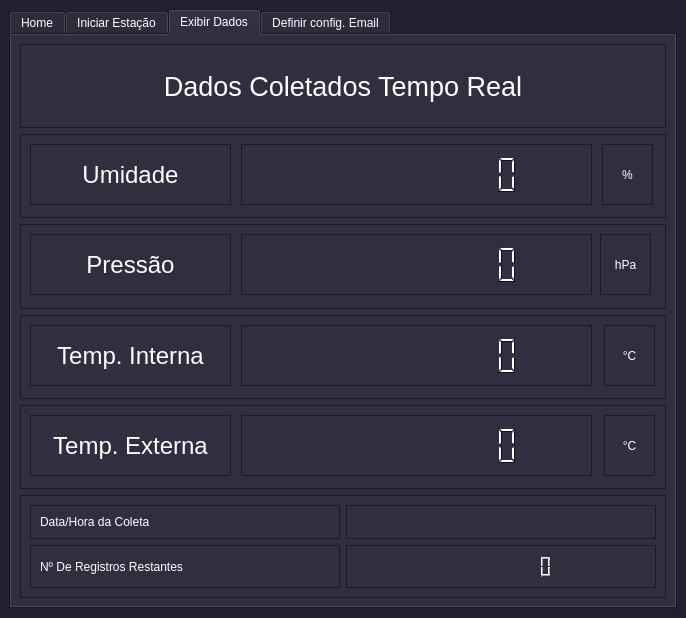
First picture: the form in interface.ui, repository Fat83dotcom/Interface_Estacao, before the edit.
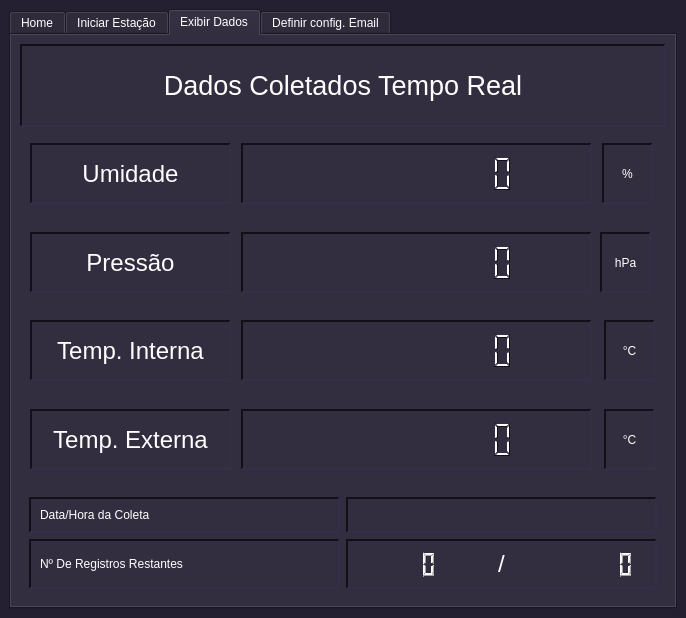
Second picture: the form after the edit. The open tabs and pages were chosen to show the change. Icons and pictures are not drawn.

Commit message: Implementação de uma razão entre o contador e a referencia

Diff of the .ui file:
```diff
--- a/interface.ui
+++ b/interface.ui
@@ -456,9 +456,12 @@
    <string>Estação Metereologica Fat83DotCom</string>
   </property>
   <widget class="QWidget" name="centralwidget">
-   <layout class="QFormLayout" name="formLayout_2">
-    <item row="0" column="0" colspan="2">
+   <layout class="QHBoxLayout" name="horizontalLayout_3">
+    <item>
      <widget class="QTabWidget" name="tabWidget">
+      <property name="tabShape">
+       <enum>QTabWidget::Rounded</enum>
+      </property>
       <property name="currentIndex">
        <number>0</number>
       </property>
@@ -715,10 +718,13 @@
         <item>
          <widget class="QFrame" name="frame_3">
           <property name="frameShape">
-           <enum>QFrame::StyledPanel</enum>
+           <enum>QFrame::Panel</enum>
           </property>
           <property name="frameShadow">
-           <enum>QFrame::Raised</enum>
+           <enum>QFrame::Sunken</enum>
+          </property>
+          <property name="lineWidth">
+           <number>2</number>
           </property>
           <layout class="QVBoxLayout" name="verticalLayout_10">
            <item>
@@ -742,7 +748,7 @@
         <item>
          <widget class="QFrame" name="frame_9">
           <property name="frameShape">
-           <enum>QFrame::StyledPanel</enum>
+           <enum>QFrame::NoFrame</enum>
           </property>
           <property name="frameShadow">
            <enum>QFrame::Raised</enum>
@@ -757,10 +763,13 @@
             </rect>
            </property>
            <property name="frameShape">
-            <enum>QFrame::StyledPanel</enum>
+            <enum>QFrame::Panel</enum>
            </property>
            <property name="frameShadow">
-            <enum>QFrame::Raised</enum>
+            <enum>QFrame::Sunken</enum>
+           </property>
+           <property name="lineWidth">
+            <number>2</number>
            </property>
            <layout class="QVBoxLayout" name="verticalLayout_9">
             <item>
@@ -790,10 +799,13 @@
             </rect>
            </property>
            <property name="frameShape">
-            <enum>QFrame::StyledPanel</enum>
+            <enum>QFrame::Panel</enum>
            </property>
            <property name="frameShadow">
-            <enum>QFrame::Raised</enum>
+            <enum>QFrame::Sunken</enum>
+           </property>
+           <property name="lineWidth">
+            <number>2</number>
            </property>
            <layout class="QVBoxLayout" name="verticalLayout_16">
             <item>
@@ -824,10 +836,13 @@
             </rect>
            </property>
            <property name="frameShape">
-            <enum>QFrame::StyledPanel</enum>
+            <enum>QFrame::Panel</enum>
            </property>
            <property name="frameShadow">
-            <enum>QFrame::Raised</enum>
+            <enum>QFrame::Sunken</enum>
+           </property>
+           <property name="lineWidth">
+            <number>2</number>
            </property>
            <layout class="QVBoxLayout" name="verticalLayout_21">
             <item>
@@ -847,7 +862,7 @@
         <item>
          <widget class="QFrame" name="frame_10">
           <property name="frameShape">
-           <enum>QFrame::StyledPanel</enum>
+           <enum>QFrame::NoFrame</enum>
           </property>
           <property name="frameShadow">
            <enum>QFrame::Raised</enum>
@@ -862,10 +877,13 @@
             </rect>
            </property>
            <property name="frameShape">
-            <enum>QFrame::StyledPanel</enum>
+            <enum>QFrame::Panel</enum>
            </property>
            <property name="frameShadow">
-            <enum>QFrame::Raised</enum>
+            <enum>QFrame::Sunken</enum>
+           </property>
+           <property name="lineWidth">
+            <number>2</number>
            </property>
            <layout class="QVBoxLayout" name="verticalLayout_22">
             <item>
@@ -890,10 +908,13 @@
             </rect>
            </property>
            <property name="frameShape">
-            <enum>QFrame::StyledPanel</enum>
+            <enum>QFrame::Panel</enum>
            </property>
            <property name="frameShadow">
-            <enum>QFrame::Raised</enum>
+            <enum>QFrame::Sunken</enum>
+           </property>
+           <property name="lineWidth">
+            <number>2</number>
            </property>
            <layout class="QVBoxLayout" name="verticalLayout_17">
             <item>
@@ -918,10 +939,13 @@
             </rect>
            </property>
            <property name="frameShape">
-            <enum>QFrame::StyledPanel</enum>
+            <enum>QFrame::Panel</enum>
            </property>
            <property name="frameShadow">
-            <enum>QFrame::Raised</enum>
+            <enum>QFrame::Sunken</enum>
+           </property>
+           <property name="lineWidth">
+            <number>2</number>
            </property>
            <layout class="QHBoxLayout" name="horizontalLayout_5">
             <item>
@@ -946,7 +970,7 @@
         <item>
          <widget class="QFrame" name="frame_11">
           <property name="frameShape">
-           <enum>QFrame::StyledPanel</enum>
+           <enum>QFrame::NoFrame</enum>
           </property>
           <property name="frameShadow">
            <enum>QFrame::Raised</enum>
@@ -961,10 +985,13 @@
             </rect>
            </property>
            <property name="frameShape">
-            <enum>QFrame::StyledPanel</enum>
+            <enum>QFrame::Panel</enum>
            </property>
            <property name="frameShadow">
-            <enum>QFrame::Raised</enum>
+            <enum>QFrame::Sunken</enum>
+           </property>
+           <property name="lineWidth">
+            <number>2</number>
            </property>
            <layout class="QVBoxLayout" name="verticalLayout_23">
             <item>
@@ -989,10 +1016,13 @@
             </rect>
            </property>
            <property name="frameShape">
-            <enum>QFrame::StyledPanel</enum>
+            <enum>QFrame::Panel</enum>
            </property>
            <property name="frameShadow">
-            <enum>QFrame::Raised</enum>
+            <enum>QFrame::Sunken</enum>
+           </property>
+           <property name="lineWidth">
+            <number>2</number>
            </property>
            <layout class="QVBoxLayout" name="verticalLayout_18">
             <item>
@@ -1017,10 +1047,16 @@
             </rect>
            </property>
            <property name="frameShape">
-            <enum>QFrame::StyledPanel</enum>
+            <enum>QFrame::Panel</enum>
            </property>
            <property name="frameShadow">
-            <enum>QFrame::Raised</enum>
+            <enum>QFrame::Sunken</enum>
+           </property>
+           <property name="lineWidth">
+            <number>2</number>
+           </property>
+           <property name="midLineWidth">
+            <number>0</number>
            </property>
            <layout class="QVBoxLayout" name="verticalLayout_14">
             <item>
@@ -1045,7 +1081,7 @@
         <item>
          <widget class="QFrame" name="frame_12">
           <property name="frameShape">
-           <enum>QFrame::StyledPanel</enum>
+           <enum>QFrame::NoFrame</enum>
           </property>
           <property name="frameShadow">
            <enum>QFrame::Raised</enum>
@@ -1060,10 +1096,13 @@
             </rect>
            </property>
            <property name="frameShape">
-            <enum>QFrame::StyledPanel</enum>
+            <enum>QFrame::Panel</enum>
            </property>
            <property name="frameShadow">
-            <enum>QFrame::Raised</enum>
+            <enum>QFrame::Sunken</enum>
+           </property>
+           <property name="lineWidth">
+            <number>2</number>
            </property>
            <layout class="QVBoxLayout" name="verticalLayout_13">
             <item>
@@ -1093,10 +1132,13 @@
             </rect>
            </property>
            <property name="frameShape">
-            <enum>QFrame::StyledPanel</enum>
+            <enum>QFrame::Panel</enum>
            </property>
            <property name="frameShadow">
-            <enum>QFrame::Raised</enum>
+            <enum>QFrame::Sunken</enum>
+           </property>
+           <property name="lineWidth">
+            <number>2</number>
            </property>
            <layout class="QVBoxLayout" name="verticalLayout_19">
             <item>
@@ -1121,10 +1163,13 @@
             </rect>
            </property>
            <property name="frameShape">
-            <enum>QFrame::StyledPanel</enum>
+            <enum>QFrame::Panel</enum>
            </property>
            <property name="frameShadow">
-            <enum>QFrame::Raised</enum>
+            <enum>QFrame::Sunken</enum>
+           </property>
+           <property name="lineWidth">
+            <number>2</number>
            </property>
            <layout class="QVBoxLayout" name="verticalLayout_24">
             <item>
@@ -1144,7 +1189,7 @@
         <item>
          <widget class="QFrame" name="frame_13">
           <property name="frameShape">
-           <enum>QFrame::StyledPanel</enum>
+           <enum>QFrame::NoFrame</enum>
           </property>
           <property name="frameShadow">
            <enum>QFrame::Raised</enum>
@@ -1153,10 +1198,13 @@
            <item row="1" column="0">
             <widget class="QFrame" name="frame_30">
              <property name="frameShape">
-              <enum>QFrame::StyledPanel</enum>
+              <enum>QFrame::Panel</enum>
              </property>
              <property name="frameShadow">
-              <enum>QFrame::Raised</enum>
+              <enum>QFrame::Sunken</enum>
+             </property>
+             <property name="lineWidth">
+              <number>2</number>
              </property>
              <layout class="QVBoxLayout" name="verticalLayout_28">
               <item>
@@ -1172,10 +1220,13 @@
            <item row="2" column="0">
             <widget class="QFrame" name="frame_28">
              <property name="frameShape">
-              <enum>QFrame::StyledPanel</enum>
+              <enum>QFrame::Panel</enum>
              </property>
              <property name="frameShadow">
-              <enum>QFrame::Raised</enum>
+              <enum>QFrame::Sunken</enum>
+             </property>
+             <property name="lineWidth">
+              <number>2</number>
              </property>
              <layout class="QVBoxLayout" name="verticalLayout_15">
               <item>
@@ -1191,12 +1242,15 @@
            <item row="2" column="1">
             <widget class="QFrame" name="frame_26">
              <property name="frameShape">
-              <enum>QFrame::StyledPanel</enum>
+              <enum>QFrame::Panel</enum>
              </property>
              <property name="frameShadow">
-              <enum>QFrame::Raised</enum>
+              <enum>QFrame::Sunken</enum>
              </property>
-             <layout class="QVBoxLayout" name="verticalLayout_25">
+             <property name="lineWidth">
+              <number>2</number>
+             </property>
+             <layout class="QHBoxLayout" name="horizontalLayout_4">
               <item>
                <widget class="QLCDNumber" name="visorTempoRestante">
                 <property name="styleSheet">
@@ -1206,7 +1260,32 @@
                  <enum>QFrame::NoFrame</enum>
                 </property>
                 <property name="digitCount">
-                 <number>10</number>
+                 <number>5</number>
+                </property>
+               </widget>
+              </item>
+              <item>
+               <widget class="QLabel" name="label_19">
+                <property name="font">
+                 <font>
+                  <pointsize>18</pointsize>
+                 </font>
+                </property>
+                <property name="text">
+                 <string>/</string>
+                </property>
+                <property name="alignment">
+                 <set>Qt::AlignCenter</set>
+                </property>
+               </widget>
+              </item>
+              <item>
+               <widget class="QLCDNumber" name="tempoDefinido">
+                <property name="styleSheet">
+                 <string notr="true">color: rgb(246, 245, 244);</string>
+                </property>
+                <property name="frameShape">
+                 <enum>QFrame::NoFrame</enum>
                 </property>
                </widget>
               </item>
@@ -1216,10 +1295,13 @@
            <item row="1" column="1">
             <widget class="QFrame" name="frame_27">
              <property name="frameShape">
-              <enum>QFrame::StyledPanel</enum>
+              <enum>QFrame::Panel</enum>
              </property>
              <property name="frameShadow">
-              <enum>QFrame::Raised</enum>
+              <enum>QFrame::Sunken</enum>
+             </property>
+             <property name="lineWidth">
+              <number>2</number>
              </property>
              <layout class="QVBoxLayout" name="verticalLayout_26">
               <item>
```
Left out of the diff: 105 changed lines with no effect on the pictures. The commit also changes 2 other files.
